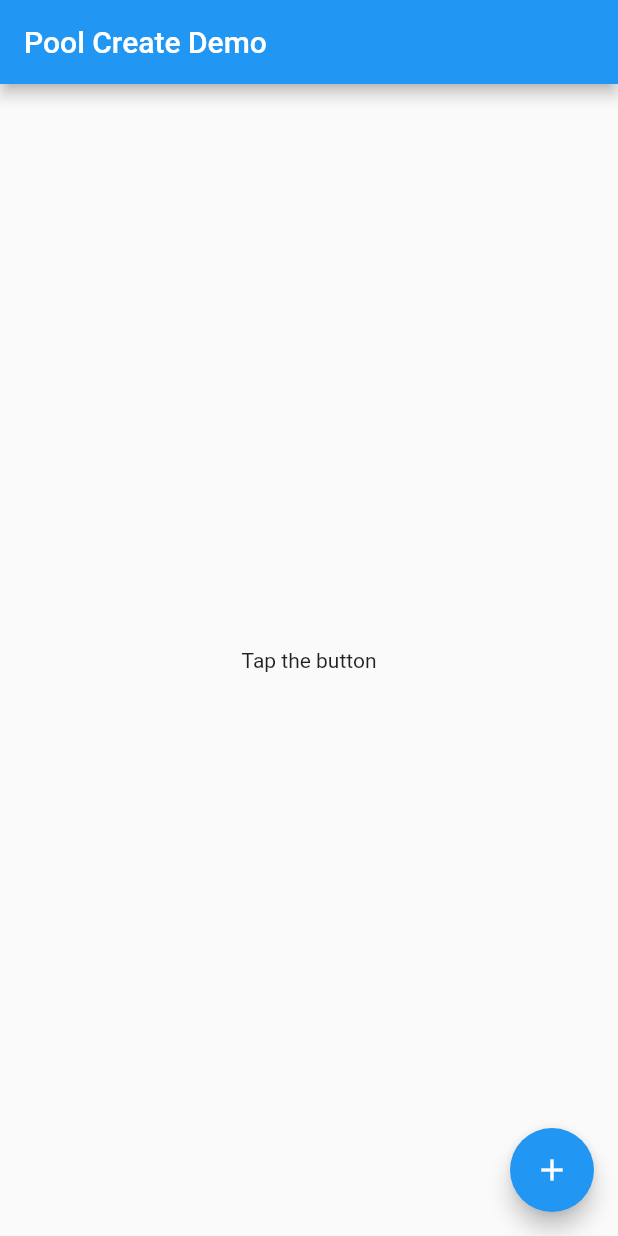
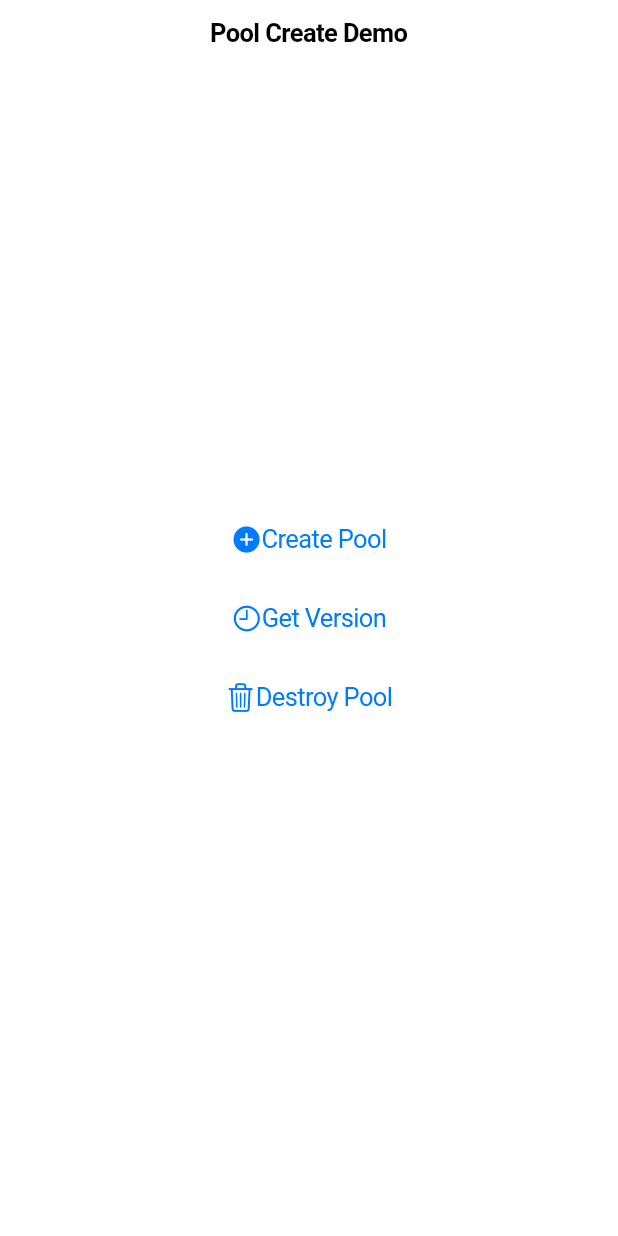
Before and after one commit to carzacc/flutter_stratis_gui, a Flutter app: the screen it shows after launch, on a phone screen of 412 x 824 dp. Run offline on Flutter 3.47's test engine with Material 2 defaults, Android fonts, the phone set to English and light mode, and no system bars; missing offline and left inert: stratis_flutter.

Commit message:
Switched to Cupertino widgets, added pool destroy button
Signed-off-by: Carmine Zaccagnino <carmine@carminezacc.com>

```diff
--- a/lib/main.dart
+++ b/lib/main.dart
@@ -1,4 +1,4 @@
-import 'package:flutter/material.dart';
+import 'package:flutter/cupertino.dart';
 import 'package:stratis_flutter/stratis_flutter.dart';
 
 import 'package:flutter/foundation.dart'
@@ -6,24 +6,24 @@ import 'package:flutter/foundation.dart'
 
 void main() {
   debugDefaultTargetPlatformOverride = TargetPlatform.fuchsia;
-   runApp(MyApp());
+   runApp(_MyApp());
 }
 
-class MyApp extends StatelessWidget {
+class _MyApp extends StatelessWidget {
   @override
   Widget build(BuildContext context) {
-    return MaterialApp(
+    return CupertinoApp(
       title: 'Stratis Flutter GUI Demo',
-      theme: ThemeData(
-        primarySwatch: Colors.blue,
+      theme: CupertinoThemeData(
+        primaryColor: CupertinoColors.activeBlue,
       ),
-      home: MyHomePage(title: 'Pool Create Demo'),
+      home: _MyHomePage(title: 'Pool Create Demo'),
     );
   }
 }
 
-class MyHomePage extends StatefulWidget {
-  const MyHomePage({Key key, this.title}) : super(key: key);
+class _MyHomePage extends StatefulWidget {
+  const _MyHomePage({Key key, this.title}) : super(key: key);
 
 
   final String title;
@@ -32,34 +32,78 @@ class MyHomePage extends StatefulWidget {
   _MyHomePageState createState() => _MyHomePageState();
 }
 
-class _MyHomePageState extends State<MyHomePage> {
+class _MyHomePageState extends State<_MyHomePage> {
   TextEditingController _nameController;
   TextEditingController _blockdevController;
   String version = "Tap the button";
 
   void _createPool() {
-    StratisFlutter.createPool(name: "mypool", blockdevs: ["/dev/example1", "/dev/example2"]).then((
+    StratisFlutter.createPool(name: "mypool", blockdevs: ["/dev/example1", "/dev/example2"]).then(
       (result) => setState(() {
         print(result);
       })
-    ));
+    );
+  }
+
+  void _getVersion() {
+    StratisFlutter.getVersion().then(
+      (result) => setState(() {
+        print(result);
+      })
+    );
+  }
+
+  void _destroyPool() {
+    StratisFlutter.destroyPool( "mypool").then(
+      (result) => setState(() {
+        print(result);
+      })
+    );
   }
 
   @override
   Widget build(BuildContext context) {
-    return Scaffold(
-      appBar: AppBar(
-        title: Text(widget.title),
+    return CupertinoPageScaffold  (
+      navigationBar: CupertinoNavigationBar(
+        middle: Text(widget.title),
       ),
-      body: Center(
-        child: Text(
-          version
+      child: Center(
+        child: Column(
+          crossAxisAlignment: CrossAxisAlignment.center,
+          mainAxisAlignment: MainAxisAlignment.center,
+          children: [
+            CupertinoButton(
+              onPressed: _createPool,
+              child: Row(
+                mainAxisAlignment: MainAxisAlignment.center,
+                children: [
+                  Icon(CupertinoIcons.add_circled_solid),
+                  Text("Create Pool")
+                ]
+              )
+            ),
+            CupertinoButton(
+              onPressed: _getVersion,
+              child: Row(
+                mainAxisAlignment: MainAxisAlignment.center,
+                children: [
+                  Icon(CupertinoIcons.time),
+                  Text("Get Version")
+                ]
+              )
+            ),
+            CupertinoButton(
+              onPressed: _destroyPool,
+              child: Row(
+                mainAxisAlignment: MainAxisAlignment.center,
+                children: [
+                  Icon(CupertinoIcons.delete),
+                  Text("Destroy Pool")
+                ]
+              )
+            ),
+          ],
         ),
-      ),
-      floatingActionButton: FloatingActionButton(
-        onPressed: _createPool,
-        tooltip: 'Create Pool',
-        child: Icon(Icons.add),
       ),
     );
   }
```
Also changed, not shown: 3 other files.
